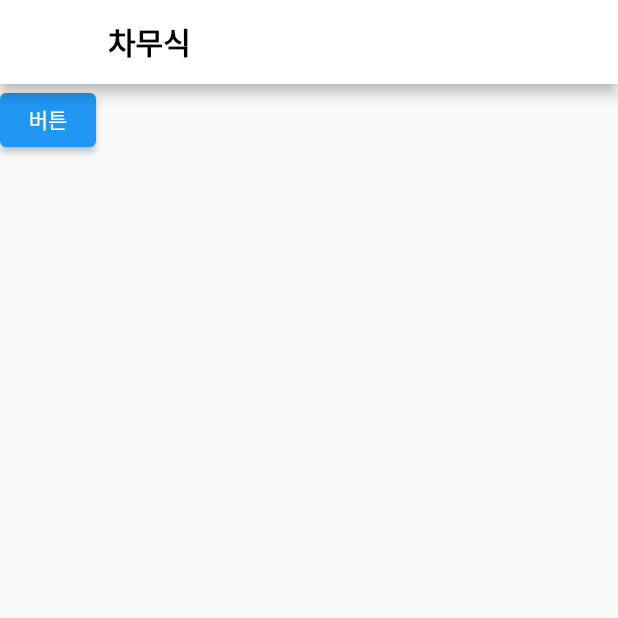
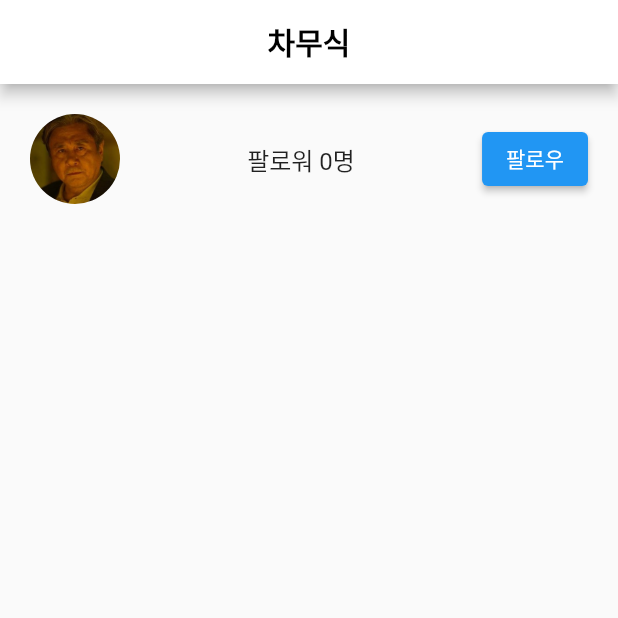
Before and after one commit to yeo-hyeonseok/Clone_Instagram, a Flutter app: the Profile screen opened directly, on a phone screen of 412 x 824 dp, the top half of it. Run offline on Flutter 3.47's test engine with Material 2 defaults, Android fonts, the phone set to English and light mode, and no system bars; our stand-ins replace fluttertoast, image_picker, shared_preferences; accounts and stored records are empty; network calls fail.

Commit message:
프로필 페이지 상단 레이아웃 생성

```diff
--- a/lib/pages/Profile.dart
+++ b/lib/pages/Profile.dart
@@ -10,13 +10,27 @@ class Profile extends StatelessWidget {
     return Scaffold(
       appBar: AppBar(
         title: Text(context.watch<Store1>().name),
+        centerTitle: true,
       ),
-      body: Column(
-        children: [
-          ElevatedButton(onPressed: (){
-            context.read<Store1>().setName('차차무식');
-          }, child: Text("버튼")),
-        ],
+      body: Container(
+        padding: EdgeInsets.fromLTRB(20, 20, 20, 0),
+        child: Column(
+          children: [
+            Row(
+              mainAxisAlignment: MainAxisAlignment.spaceBetween,
+              children: [
+                ClipRRect(
+                  borderRadius: BorderRadius.circular(30),
+                  child: Image.asset('assets/images/profile.jpg', width: 60, height: 60, fit: BoxFit.cover,),
+                ),
+                Text('팔로워 0명', style: TextStyle(
+                  fontSize: 16
+                ),),
+                ElevatedButton(onPressed: (){}, child: Text('팔로우'))
+              ],
+            )
+          ],
+        ),
       ),
     );
   }
--- a/lib/store/store.dart
+++ b/lib/store/store.dart
@@ -3,10 +3,5 @@ import 'package:flutter/material.dart';
 // state를 전역적으로 사용하고 싶다면 provide 쓰셈
 class Store1 extends ChangeNotifier {
   var name = '차무식';
-
-  void setName(String data) {
-    name = data;
-    // state 변경 후 재렌더링 시키려면
-    notifyListeners();
-  }
+  var follower = 0;
 }
```
Also changed, not shown: assets/images/profile.jpg (added).
